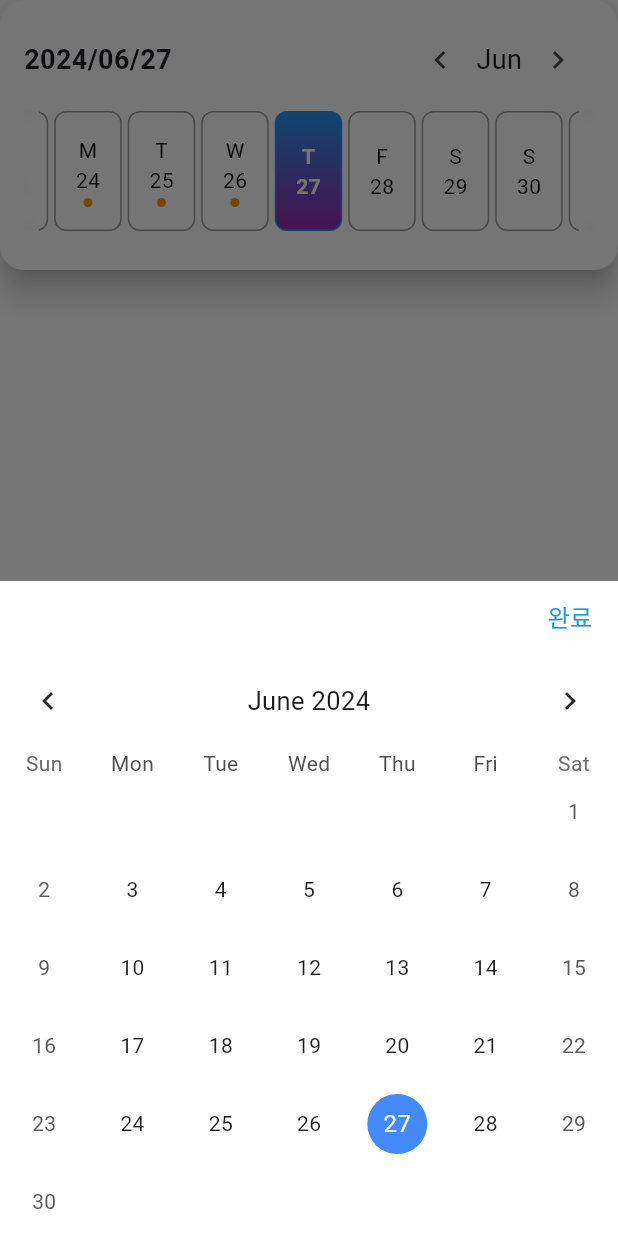
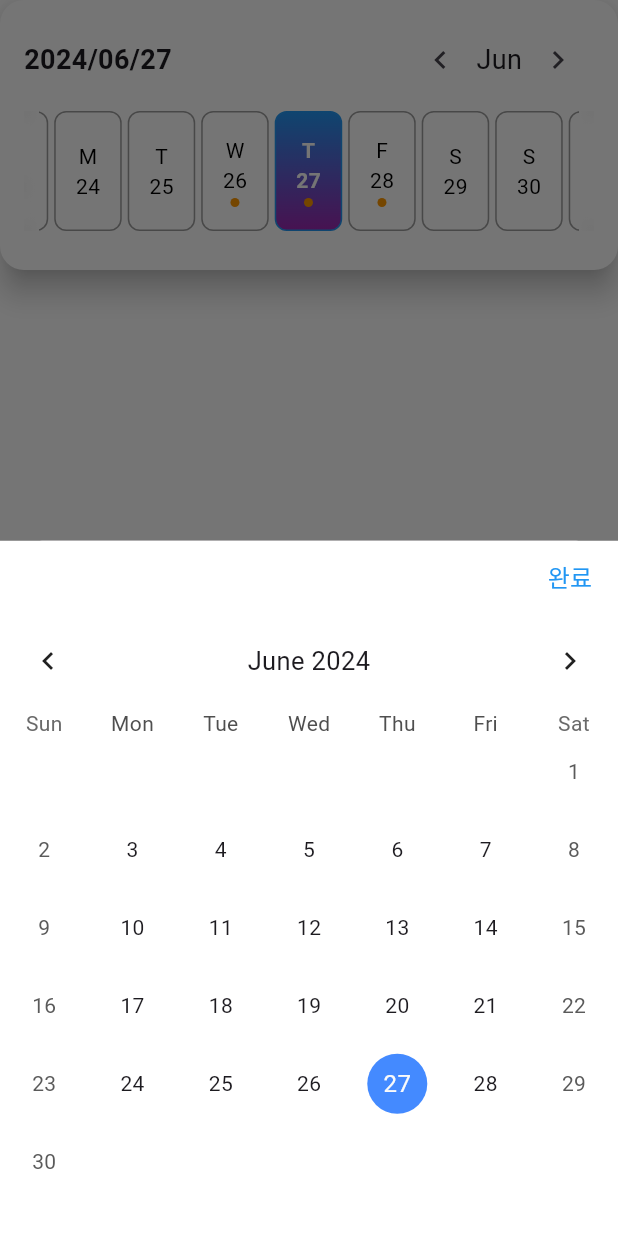
Before and after one commit to Gun06/EasyTrip_Flutter, a Flutter app: the CustomWeeklyCalendar screen opened directly, after a tap on an icon or button, on a phone screen of 412 x 824 dp. Run offline on Flutter 3.47's test engine with Material 3 defaults, Android fonts, the phone set to English and light mode, and no system bars; drawn by our look-alikes of table_calendar; our stand-ins replace anim_search_bar, cached_network_image, fluttertoast, image_picker, motion_tab_bar, shared_preferences; accounts and stored records are empty.

Commit message:
세부조정

```diff
--- a/EasyTrip/lib/Custom_WeeklyCalendar.dart
+++ b/EasyTrip/lib/Custom_WeeklyCalendar.dart
@@ -14,16 +14,16 @@ class _CustomWeeklyCalendarState extends State<CustomWeeklyCalendar> {
   final double _dateWidth = 45.0;
 
   Map<DateTime, List<String>> _events = {
-    DateTime(2024, 6, 24): ['Event 1'],
-    DateTime(2024, 6, 25): ['Event 2'],
-    DateTime(2024, 6, 26): ['Event 3'],
+    DateTime(2024, 6, 26): ['Event 1'],
+    DateTime(2024, 6, 27): ['Event 2'],
+    DateTime(2024, 6, 28): ['Event 3'],
   };
 
   @override
   void initState() {
     super.initState();
     _scrollController = ScrollController();
-    WidgetsBinding.instance?.addPostFrameCallback((_) {
+    WidgetsBinding.instance.addPostFrameCallback((_) {
       _scrollToSelectedDate();
     });
   }
@@ -52,7 +52,7 @@ class _CustomWeeklyCalendarState extends State<CustomWeeklyCalendar> {
     setState(() {
       _selectedDate = date;
     });
-    WidgetsBinding.instance?.addPostFrameCallback((_) {
+    WidgetsBinding.instance.addPostFrameCallback((_) {
       _scrollToSelectedDate();
     });
   }
@@ -70,7 +70,7 @@ class _CustomWeeklyCalendarState extends State<CustomWeeklyCalendar> {
       builder: (context) {
         return Container(
           color: Colors.white,
-          height: MediaQuery.of(context).size.height * 0.53,
+          height: MediaQuery.of(context).size.height * 0.7,
           child: Column(
             children: [
               Align(
@@ -81,7 +81,7 @@ class _CustomWeeklyCalendarState extends State<CustomWeeklyCalendar> {
                       _selectedDate = tempSelectedDate;
                     });
                     Navigator.pop(context);
-                    WidgetsBinding.instance?.addPostFrameCallback((_) {
+                    WidgetsBinding.instance.addPostFrameCallback((_) {
                       _scrollToSelectedDate();
                     });
                   },
```
Also changed, not shown: EasyTrip/lib/pages/fragment_schedule.dart (line endings or trailing spaces).
